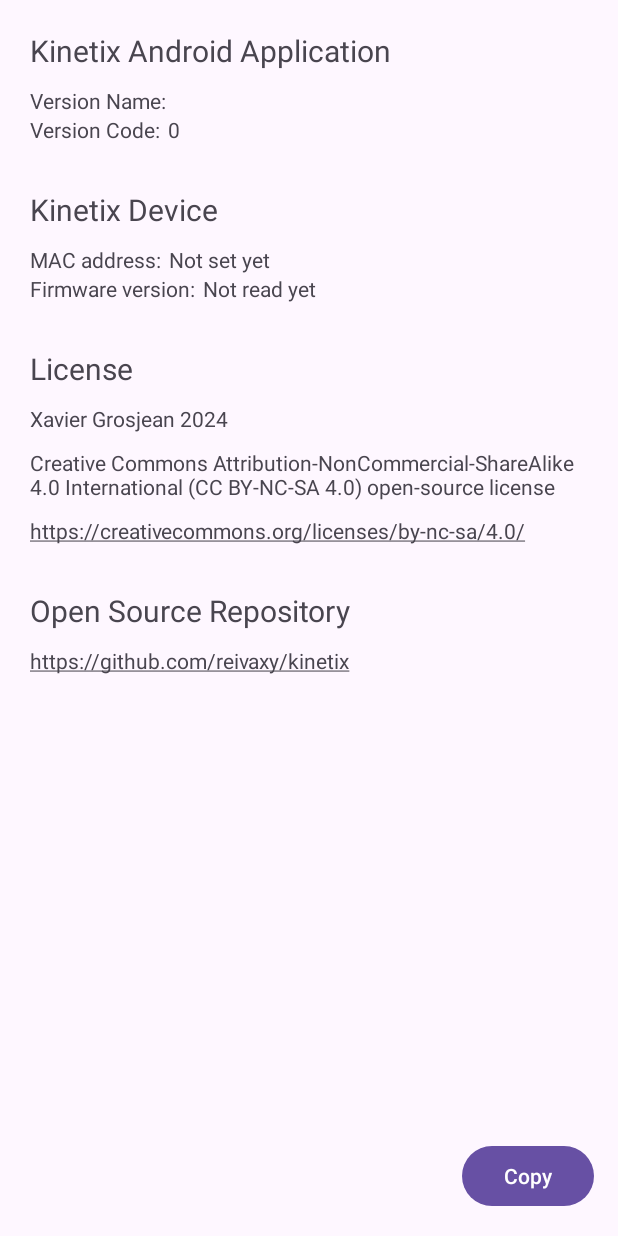
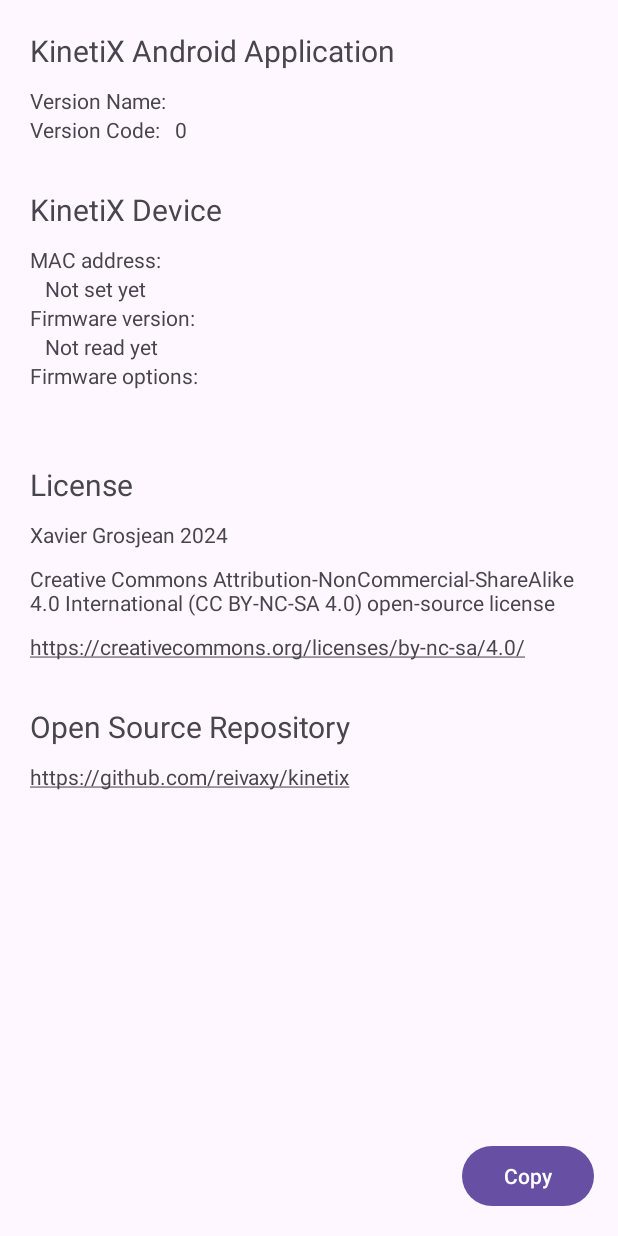
Before and after one commit to reivaxy/kinetix, an Android app: the AboutActivity screen opened directly, with no data from a screen before it, on a phone screen of 412 x 824 dp. Run offline under Robolectric (Android 15) with nearby library versions, the phone set to English and light mode, and no system bars.

Commit message:
Fixed 'about' vs 'settings' characteristics UUID for ascendant compatibility Android App now displays firmware options if any

```diff
--- a/Apps/Android/app/src/main/res/layout/about_activity.xml
+++ b/Apps/Android/app/src/main/res/layout/about_activity.xml
@@ -19,7 +19,7 @@
                 android:layout_width="wrap_content"
                 android:layout_height="wrap_content"
                 android:paddingBottom="10dp"
-                android:text="Kinetix Android Application"
+                android:text="KinetiX Android Application"
                 android:textSize="20sp" />
 
             <LinearLayout
@@ -36,7 +36,7 @@
                     android:id="@+id/versionNameTextView"
                     android:layout_width="wrap_content"
                     android:layout_height="wrap_content"
-                    android:paddingLeft="5dp" />
+                    android:paddingLeft="10dp" />
             </LinearLayout>
 
             <LinearLayout
@@ -53,7 +53,7 @@
                     android:id="@+id/versionCodeTextView"
                     android:layout_width="wrap_content"
                     android:layout_height="wrap_content"
-                    android:paddingLeft="5dp" />
+                    android:paddingLeft="10dp" />
 
             </LinearLayout>
 
@@ -62,13 +62,13 @@
                 android:layout_height="wrap_content"
                 android:paddingTop="30dp"
                 android:paddingBottom="10dp"
-                android:text="Kinetix Device"
+                android:text="KinetiX Device"
                 android:textSize="20sp" />
 
             <LinearLayout
                 android:layout_width="match_parent"
                 android:layout_height="wrap_content"
-                android:orientation="horizontal">
+                android:orientation="vertical">
 
                 <TextView
                     android:layout_width="wrap_content"
@@ -79,14 +79,14 @@
                     android:id="@+id/aboutMacAddress"
                     android:layout_width="wrap_content"
                     android:layout_height="wrap_content"
-                    android:paddingLeft="5dp"
+                    android:paddingLeft="10dp"
                     android:textIsSelectable="true" />
             </LinearLayout>
 
             <LinearLayout
                 android:layout_width="match_parent"
                 android:layout_height="wrap_content"
-                android:orientation="horizontal">
+                android:orientation="vertical">
 
                 <TextView
                     android:layout_width="wrap_content"
@@ -97,7 +97,25 @@
                     android:id="@+id/aboutFirmwareVersion"
                     android:layout_width="wrap_content"
                     android:layout_height="wrap_content"
-                    android:paddingLeft="5dp"
+                    android:paddingLeft="10dp"
+                    android:textIsSelectable="true" />
+            </LinearLayout>
+
+            <LinearLayout
+                android:layout_width="match_parent"
+                android:layout_height="wrap_content"
+                android:orientation="vertical">
+
+                <TextView
+                    android:layout_width="wrap_content"
+                    android:layout_height="wrap_content"
+                    android:text="Firmware options:" />
+
+                <TextView
+                    android:id="@+id/aboutFirmwareOptions"
+                    android:layout_width="wrap_content"
+                    android:layout_height="wrap_content"
+                    android:paddingLeft="10dp"
                     android:textIsSelectable="true" />
             </LinearLayout>
 
```
Also changed, not shown: 1 other file.
